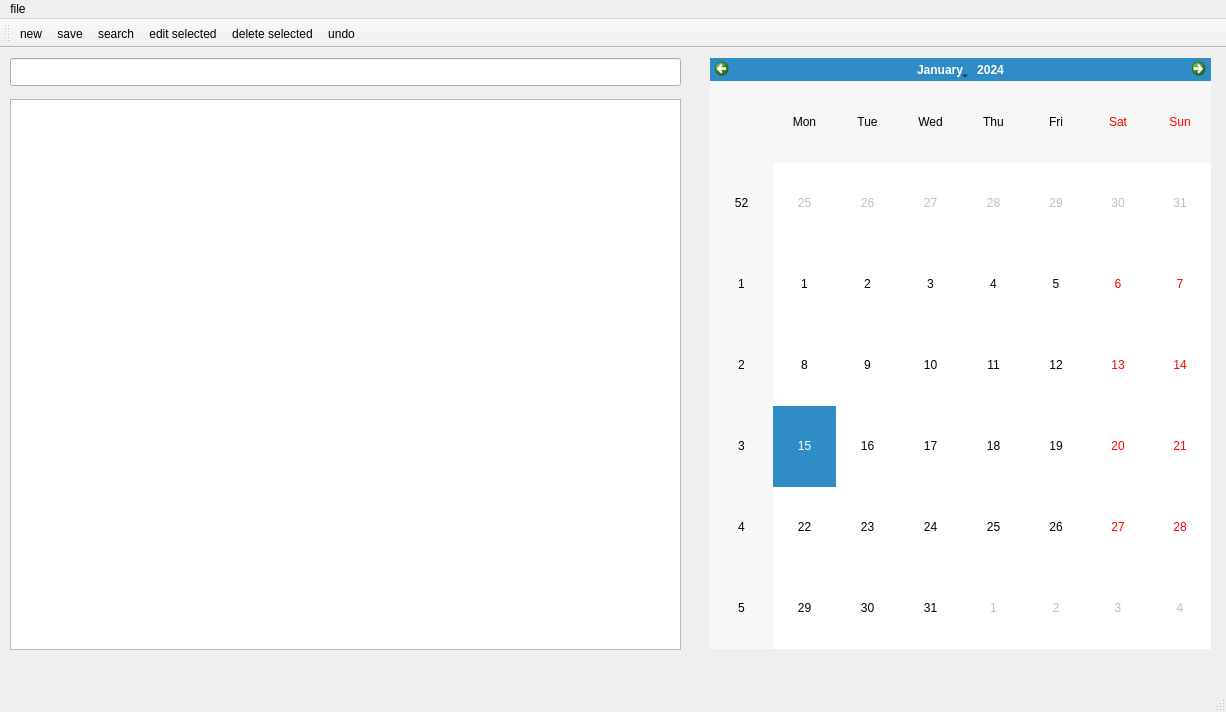
This is mainwindow.ui in MarcoSolarino/ToDoList as Qt 5 draws it before an edit. The edited form follows.
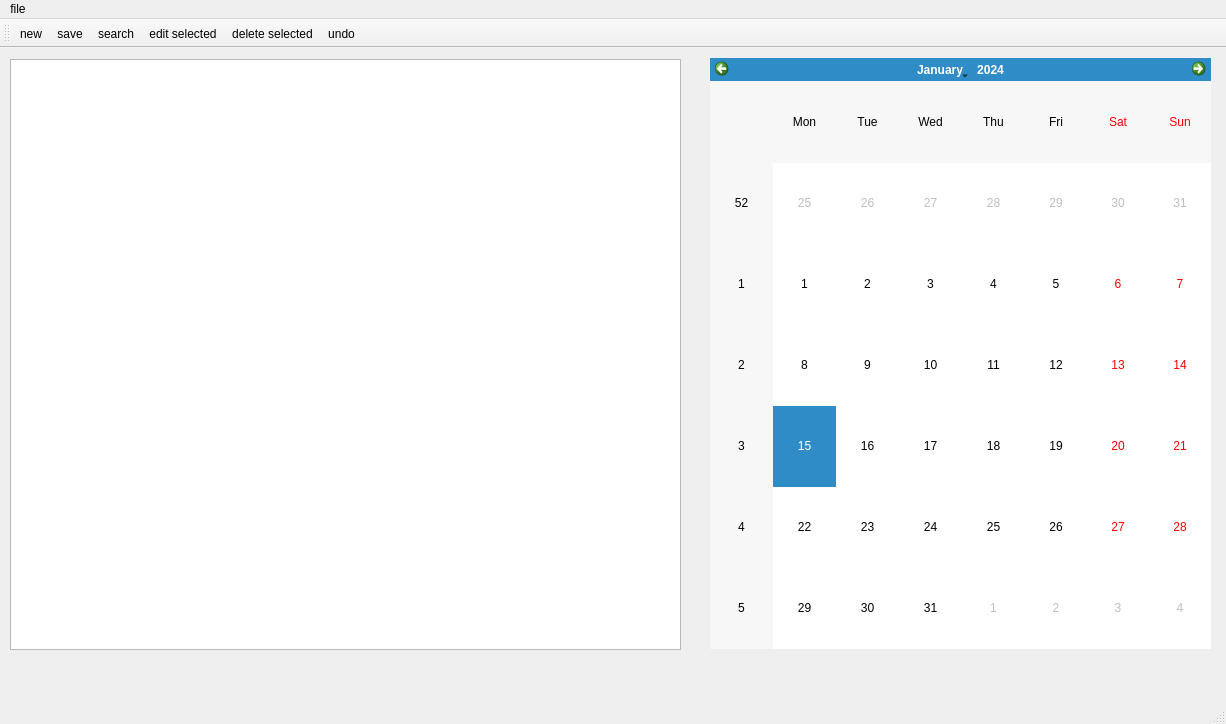
This is the edited form. Icons and pictures are not drawn.

```diff
--- a/mainwindow.ui
+++ b/mainwindow.ui
@@ -7,7 +7,7 @@
     <x>0</x>
     <y>0</y>
     <width>1226</width>
-    <height>712</height>
+    <height>724</height>
    </rect>
   </property>
   <property name="minimumSize">
@@ -24,19 +24,9 @@
     <property name="geometry">
      <rect>
       <x>10</x>
-      <y>51</y>
+      <y>11</y>
       <width>671</width>
-      <height>551</height>
-     </rect>
-    </property>
-   </widget>
-   <widget class="QLineEdit" name="lineEdit">
-    <property name="geometry">
-     <rect>
-      <x>10</x>
-      <y>10</y>
-      <width>671</width>
-      <height>28</height>
+      <height>591</height>
      </rect>
     </property>
    </widget>
```
